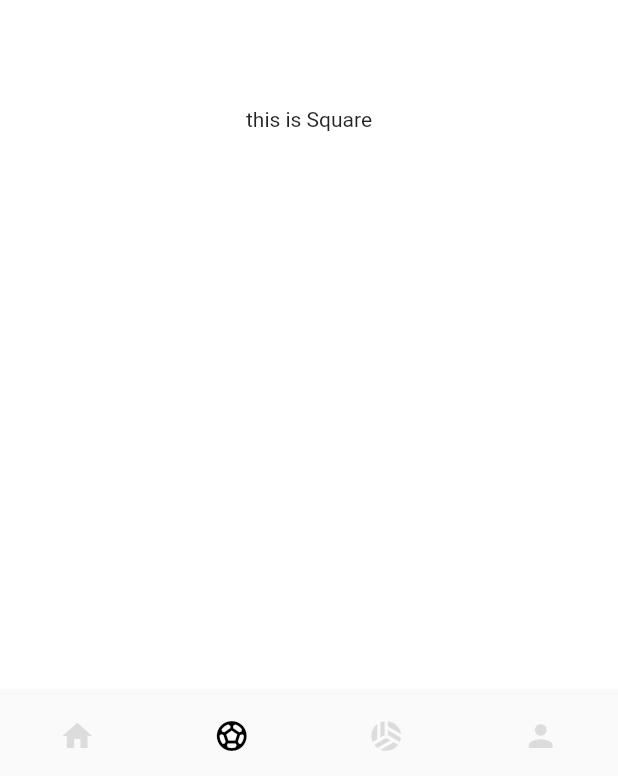
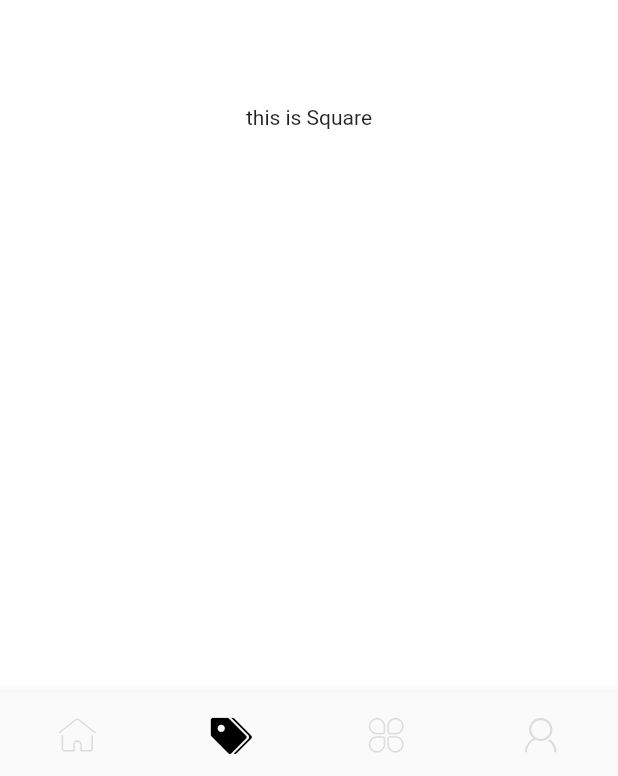
Before and after one commit to jv-lee/play-flutter, a Flutter app: the screen it shows after launch, item 2 of the bottom bar chosen, on a phone screen of 412 x 824 dp. Shown: the part 457-1233 px from the top of the screen. Run offline on Flutter 3.47's test engine with Material 2 defaults, Android fonts, the light colour scheme and no system bars.

Commit message:
add icon file.

```diff
--- /dev/null
+++ b/lib/theme/theme_icons.dart
@@ -0,0 +1,18 @@
+import 'package:flutter/widgets.dart';
+
+/// @author jv.lee
+/// @date 2020/5/8
+/// @description
+class ThemeIcons {
+  static const IconData home_normal = IconData(0xe7d4, fontFamily: 'ThemeIcons');
+  static const IconData home_press = IconData(0xe7d8, fontFamily: 'ThemeIcons');
+
+  static const IconData square_normal = IconData(0xe87c, fontFamily: 'ThemeIcons');
+  static const IconData square_press = IconData(0xe887, fontFamily: 'ThemeIcons');
+
+  static const IconData system_normal = IconData(0xe62f, fontFamily: 'ThemeIcons');
+  static const IconData system_press = IconData(0xe612, fontFamily: 'ThemeIcons');
+
+  static const IconData me_normal = IconData(0xe601, fontFamily: 'ThemeIcons');
+  static const IconData me_press = IconData(0xe600, fontFamily: 'ThemeIcons');
+}
--- a/lib/view/page/main/main.dart
+++ b/lib/view/page/main/main.dart
@@ -4,6 +4,7 @@ import 'package:playflutter/view/page/home/home.dart';
 import 'package:playflutter/view/page/me/me.dart';
 import 'package:playflutter/view/page/square/square.dart';
 import 'package:playflutter/view/page/system/system.dart';
+import 'package:playflutter/theme/theme_icons.dart';
 
 /// @author jv.lee
 /// @date 2022/4/26
@@ -41,16 +42,26 @@ class _MainState extends State<MainPage> {
           }),
       bottomNavigationBar: BottomNavigationBar(
         items: <BottomNavigationBarItem>[
-          new BottomNavigationBarItem(icon: Icon(Icons.home), label: "home"),
           new BottomNavigationBarItem(
-              icon: Icon(Icons.sports_soccer), label: "square"),
+              icon: Icon(ThemeIcons.home_normal),
+              activeIcon: Icon(ThemeIcons.home_press),
+              label: "home"),
           new BottomNavigationBarItem(
-              icon: Icon(Icons.sports_volleyball), label: "system"),
-          new BottomNavigationBarItem(icon: Icon(Icons.person), label: "me"),
+              icon: Icon(ThemeIcons.square_normal),
+              activeIcon: Icon(ThemeIcons.square_press),
+              label: "square"),
+          new BottomNavigationBarItem(
+              icon: Icon(ThemeIcons.system_normal),
+              activeIcon: Icon(ThemeIcons.system_press),
+              label: "system"),
+          new BottomNavigationBarItem(
+              icon: Icon(ThemeIcons.me_normal),
+              activeIcon: Icon(ThemeIcons.me_press),
+              label: "me"),
         ],
         type: BottomNavigationBarType.fixed,
         currentIndex: _tabIndex,
-        iconSize: 24.0,
+        iconSize: 28.0,
         showSelectedLabels: false,
         showUnselectedLabels: false,
         onTap: (index) {
```
Also changed, not shown: pubspec.yaml (+4 -46 lines), assets/fonts/iconfont.ttf (added), pubspec.lock.
